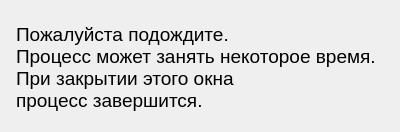
Mobhunter/Stegano-Project, file message.ui: the form before one commit.
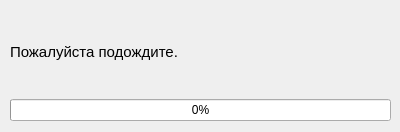
The form after the commit.

Commit message: Add zip crypt

Patch:
```diff
--- a/message.ui
+++ b/message.ui
@@ -13,26 +13,37 @@
   <property name="windowTitle">
    <string>РАБОТАЕМ</string>
   </property>
-  <widget class="QLabel" name="label">
+  <widget class="QWidget" name="verticalLayoutWidget">
    <property name="geometry">
     <rect>
-     <x>16</x>
-     <y>12</y>
-     <width>361</width>
+     <x>10</x>
+     <y>10</y>
+     <width>381</width>
      <height>111</height>
     </rect>
    </property>
+   <layout class="QVBoxLayout" name="verticalLayout">
+    <item>
+     <widget class="QLabel" name="label">
    <property name="font">
     <font>
-     <pointsize>14</pointsize>
+        <family>MS Shell Dlg 2</family>
+        <pointsize>11</pointsize>
     </font>
    </property>
    <property name="text">
-    <string>Пожалуйста подождите.
-Процесс может занять некоторое время. 
-При закрытии этого окна
-процесс завершится.</string>
-   </property>
+       <string>Пожалуйста подождите.</string>
+      </property>
+     </widget>
+    </item>
+    <item>
+     <widget class="QProgressBar" name="progressBar">
+      <property name="value">
+       <number>0</number>
+      </property>
+     </widget>
+    </item>
+   </layout>
   </widget>
  </widget>
  <resources/>
```
Lines whose indentation alone changed are shown as unchanged. The commit also changes 2 other files.
